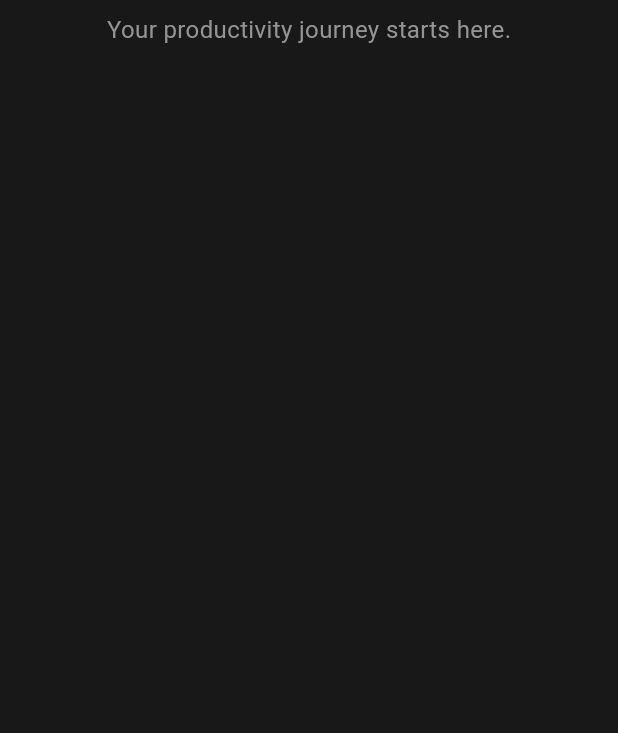
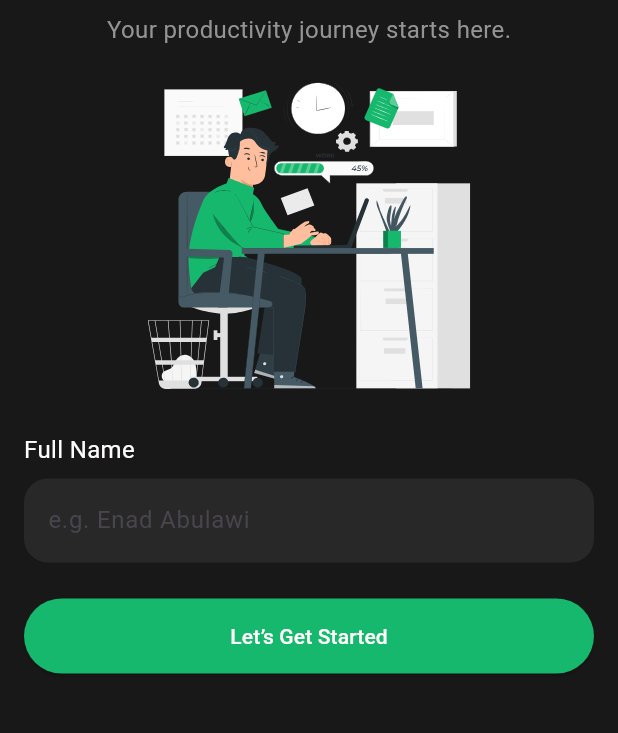
Before and after one commit to EnadAbulawi/Tasky, a Flutter app: the screen it shows after launch, on a phone screen of 412 x 824 dp, the part 315-1048 px from its top. Run offline on Flutter 3.47's test engine with Material 3 defaults, Android fonts, the phone set to English and light mode, and no system bars; our stand-ins replace flutter_svg, shared_preferences; missing offline and left inert: snackly; project files that could hold a hidden picture were left out.

Commit message:
finish welcome view

```diff
--- a/lib/main.dart
+++ b/lib/main.dart
@@ -1,12 +1,18 @@
 import 'package:flutter/material.dart';
+import 'package:shared_preferences/shared_preferences.dart';
+import 'package:tasky/views/home_view.dart';
 import 'package:tasky/views/welcom_view.dart';
 
-void main() {
-  runApp(const MyApp());
+void main() async {
+  WidgetsFlutterBinding.ensureInitialized();
+  final pref = await SharedPreferences.getInstance();
+  String? username = pref.getString('username');
+  runApp(MyApp(username: username));
 }
 
 class MyApp extends StatelessWidget {
-  const MyApp({super.key});
+  const MyApp({super.key, required this.username});
+  final String? username;
 
   // This widget is the root of your application.
   @override
@@ -17,7 +23,7 @@ class MyApp extends StatelessWidget {
       theme: ThemeData(
         colorScheme: ColorScheme.fromSeed(seedColor: Colors.deepPurple),
       ),
-      home: const WelcomeView(),
+      home: username == null ? WelcomeView() : HomeView(),
     );
   }
 }
--- a/lib/views/welcom_view.dart
+++ b/lib/views/welcom_view.dart
@@ -1,16 +1,26 @@
+import 'dart:developer';
 import 'package:flutter/material.dart';
 import 'package:flutter_svg/svg.dart';
+import 'package:shared_preferences/shared_preferences.dart';
+import 'package:snackly/snackly.dart';
+import 'package:tasky/views/home_view.dart';
 
 class WelcomeView extends StatelessWidget {
-  const WelcomeView({super.key});
+  WelcomeView({super.key});
+
+  final TextEditingController userNameController = TextEditingController();
+  final GlobalKey<FormState> _key = GlobalKey<FormState>();
 
   @override
   Widget build(BuildContext context) {
     return Scaffold(
       backgroundColor: const Color(0xff181818),
       body: SafeArea(
+        child: SingleChildScrollView(
+          child: Form(
+            key: _key,
             child: Column(
-          crossAxisAlignment: CrossAxisAlignment.center,
+              // crossAxisAlignment: CrossAxisAlignment.center,
               children: [
                 const SizedBox(height: 16),
                 Row(
@@ -49,7 +59,96 @@ class WelcomeView extends StatelessWidget {
                   'Your productivity journey starts here.',
                   style: TextStyle(fontSize: 16, color: Color(0xff949494)),
                 ),
+                const SizedBox(height: 24),
+
+                SvgPicture.asset(
+                  'assets/images/welcome.svg',
+                  width: 215,
+                  height: 205,
+                ),
+                const SizedBox(height: 28),
+                Padding(
+                  padding: const EdgeInsets.symmetric(horizontal: 16),
+                  child: Column(
+                    crossAxisAlignment: CrossAxisAlignment.start,
+
+                    children: [
+                      Text(
+                        'Full Name',
+                        textAlign: TextAlign.end,
+                        style: TextStyle(
+                          fontSize: 16,
+                          color: Color(0xfffffcfc),
+                        ),
+                      ),
+                      const SizedBox(height: 8),
+                      TextFormField(
+                        onTapOutside: (_) =>
+                            FocusManager.instance.primaryFocus?.unfocus(),
+                        validator: (String? value) {
+                          if (value == null || value.trim().isEmpty) {
+                            return "Please Enter Your Full Name";
+                          }
+                          return null;
+                        },
+                        controller: userNameController,
+                        style: TextStyle(color: Colors.white),
+                        cursorColor: Colors.white,
+                        decoration: InputDecoration(
+                          filled: true,
+
+                          fillColor: const Color(0xff282828),
+                          hintText: 'e.g. Enad Abulawi',
+                          border: OutlineInputBorder(
+                            borderRadius: BorderRadius.circular(16),
+                            borderSide: BorderSide.none,
+                          ),
+                        ),
+                      ),
+                      const SizedBox(height: 24),
+
+                      ElevatedButton(
+                        style: ElevatedButton.styleFrom(
+                          backgroundColor: const Color(0xff15b86c),
+                          foregroundColor: Color(0xfffffcfc),
+                          fixedSize: Size(
+                            MediaQuery.of(context).size.width,
+                            50,
+                          ),
+                        ),
+                        onPressed: () async {
+                          // log(userNameController.text.toString());
+                          final pref = await SharedPreferences.getInstance();
+                          await pref.setString(
+                            'username',
+                            userNameController.value.text,
+                          );
+
+                          if (_key.currentState?.validate() ?? false) {
+                            Navigator.pushReplacement(
+                              context,
+                              MaterialPageRoute(
+                                builder: (context) => const HomeView(),
+                              ),
+                            );
+                          } else {
+                            Snackly.error(
+                              context: context,
+                              title: 'خطأ',
+                              message: "يجب عليك ادخال اسمك الكامل ",
+                            );
+
+                            /// !TODO : add snackbar
+                          }
+                        },
+                        child: Text('Let’s Get Started'),
+                      ),
                     ],
+                  ),
+                ),
+              ],
+            ),
+          ),
         ),
       ),
     );
--- a/pubspec.yaml
+++ b/pubspec.yaml
@@ -35,6 +35,8 @@ dependencies:
   # Use with the CupertinoIcons class for iOS style icons.
   cupertino_icons: ^1.0.8
   flutter_svg: ^2.2.0
+  snackly: ^0.0.8
+  shared_preferences: ^2.5.3
 
 dev_dependencies:
   flutter_test:
```
Also changed, not shown: lib/views/home_view.dart (added, +69 -0 lines), assets/images/person.png (added), assets/images/person.svg (added), assets/images/welcome.svg (added), pubspec.lock, 2 other files. Lines whose indentation alone changed are shown as unchanged.
